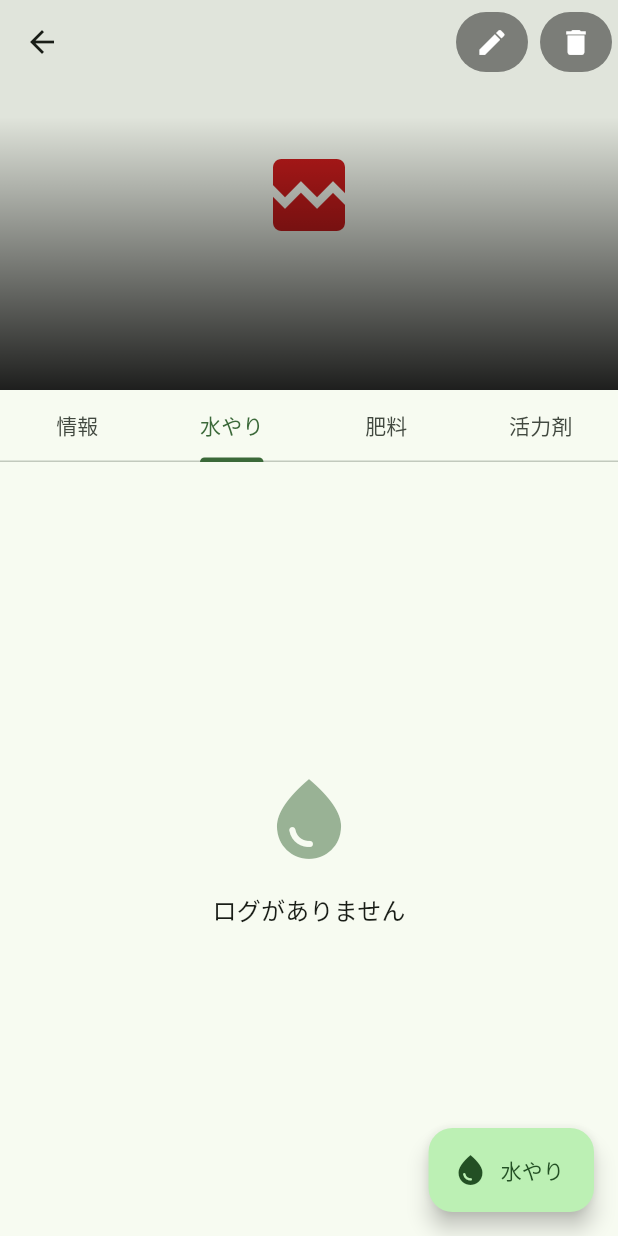
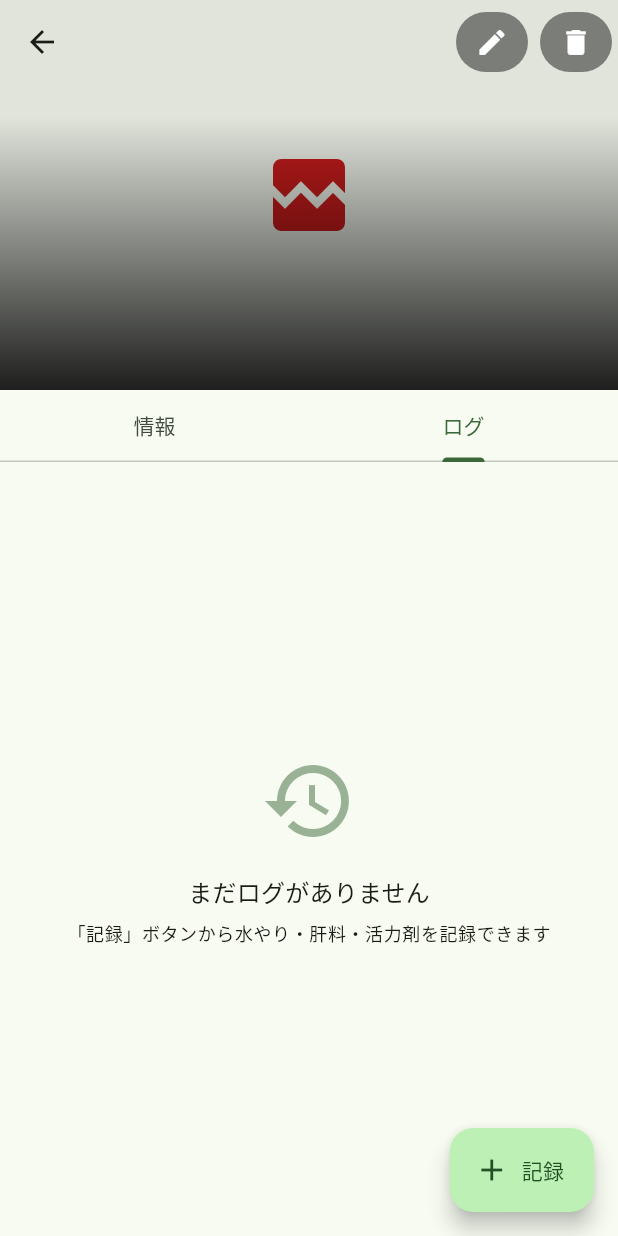
Before and after one commit to nk244/WaterMe, a Flutter app: the PlantDetailScreen screen opened directly with empty values, tab 2 chosen, on a phone screen of 412 x 824 dp. Run offline on Flutter 3.47's test engine with Material 3 defaults, Android fonts, the phone set to English and light mode, and no system bars; our stand-ins replace file_picker, flutter_local_notifications, image_picker, shared_preferences, sqflite, timezone; missing offline and left inert: crop_your_image; accounts and stored records are empty.

Commit message:
feat: unify watering/fertilizer/vitalizer into single log tab (#64) (#78)
- TabController length 4 -> 2 (情報 / ログ)
- Replace 3 separate log tabs with _buildUnifiedLogTab()
  - All log types merged and sorted by date descending
  - Empty state updated with helpful guidance text
- FAB changed from water-only to 記録 button
  - _showLogTypeBottomSheet() presents 3 choices: 水やり/肥料/活力剤
  - Error color retained when watering is overdue
- Remove unused import (note.dart) from plant_provider.dart

```diff
--- a/lib/providers/plant_provider.dart
+++ b/lib/providers/plant_provider.dart
@@ -2,7 +2,6 @@ import 'package:flutter/foundation.dart';
 import 'package:uuid/uuid.dart';
 import '../models/plant.dart';
 import '../models/log_entry.dart';
-import '../models/note.dart';
 import '../models/app_settings.dart';
 import '../services/database_service.dart';
 import '../services/web_storage_service.dart';
--- a/lib/screens/plant_detail_screen.dart
+++ b/lib/screens/plant_detail_screen.dart
@@ -55,7 +55,7 @@ class _PlantDetailScreenState extends State<PlantDetailScreen> with SingleTicker
   @override
   void initState() {
     super.initState();
-    _tabController = TabController(length: 4, vsync: this);
+    _tabController = TabController(length: 2, vsync: this);
     _loadData();
   }
 
@@ -143,7 +143,7 @@ class _PlantDetailScreenState extends State<PlantDetailScreen> with SingleTicker
   void _showSuccessMessage(String logTypeName) {
     if (mounted) {
       ScaffoldMessenger.of(context).showSnackBar(
-        SnackBar(content: Text('${logTypeName}を記録しました')),
+        SnackBar(content: Text('$logTypeNameを記録しました')),
       );
     }
   }
@@ -219,9 +219,7 @@ class _PlantDetailScreenState extends State<PlantDetailScreen> with SingleTicker
       controller: _tabController,
       tabs: const [
         Tab(text: '情報'),
-        Tab(text: '水やり'),
-        Tab(text: '肥料'),
-        Tab(text: '活力剤'),
+        Tab(text: 'ログ'),
       ],
     );
 
@@ -288,9 +286,7 @@ class _PlantDetailScreenState extends State<PlantDetailScreen> with SingleTicker
           controller: _tabController,
           children: [
             _buildInfoTab(),
-            _buildLogTab(_wateringLogs, LogType.watering),
-            _buildLogTab(_fertilizerLogs, LogType.fertilizer),
-            _buildLogTab(_vitalizerLogs, LogType.vitalizer),
+            _buildUnifiedLogTab(),
           ],
         ),
       ),
@@ -378,12 +374,55 @@ class _PlantDetailScreenState extends State<PlantDetailScreen> with SingleTicker
 
   Widget _buildFloatingActionButton(bool needsWatering) {
     return FloatingActionButton.extended(
-      onPressed: () => _recordLog(LogType.watering),
-      icon: const Icon(Icons.water_drop),
-      label: const Text('水やり'),
+      onPressed: _showLogTypeBottomSheet,
+      icon: const Icon(Icons.add),
+      label: const Text('記録'),
       backgroundColor: needsWatering
           ? Theme.of(context).colorScheme.error
           : null,
+    );
+  }
+
+  void _showLogTypeBottomSheet() {
+    showModalBottomSheet(
+      context: context,
+      builder: (ctx) => SafeArea(
+        child: Column(
+          mainAxisSize: MainAxisSize.min,
+          children: [
+            Padding(
+              padding: const EdgeInsets.fromLTRB(16, 16, 16, 8),
+              child: Text('記録の種類を選んでください',
+                  style: Theme.of(context).textTheme.titleMedium),
+            ),
+            ListTile(
+              leading: const Icon(Icons.water_drop),
+              title: const Text('水やり'),
+              onTap: () {
+                Navigator.of(ctx).pop();
+                _recordLog(LogType.watering);
+              },
+            ),
+            ListTile(
+              leading: const Icon(Icons.grass),
+              title: const Text('肝料'),
+              onTap: () {
+                Navigator.of(ctx).pop();
+                _recordLog(LogType.fertilizer);
+              },
+            ),
+            ListTile(
+              leading: const Icon(Icons.favorite),
+              title: const Text('活力剤'),
+              onTap: () {
+                Navigator.of(ctx).pop();
+                _recordLog(LogType.vitalizer);
+              },
+            ),
+            const SizedBox(height: 8),
+          ],
+        ),
+      ),
     );
   }
 
@@ -448,39 +487,46 @@ class _PlantDetailScreenState extends State<PlantDetailScreen> with SingleTicker
     );
   }
 
-  Widget _buildLogTab(List<LogEntry> logs, LogType type) {
-    if (logs.isEmpty) {
-      return _buildEmptyState(type);
-    }
+  Widget _buildUnifiedLogTab() {
+    // 全ログを日付降順でマージ
+    final allLogs = [
+      ..._wateringLogs,
+      ..._fertilizerLogs,
+      ..._vitalizerLogs,
+    ]..sort((a, b) => b.date.compareTo(a.date));
 
-    // Sort logs by date descending (newest first)
-    final sortedLogs = List<LogEntry>.from(logs)
-      ..sort((a, b) => b.date.compareTo(a.date));
-
-    return ListView.builder(
-      padding: const EdgeInsets.all(8),
-      itemCount: sortedLogs.length,
-      itemBuilder: (context, index) => _buildLogCard(sortedLogs[index], type),
-    );
-  }
-
-  Widget _buildEmptyState(LogType type) {
+    if (allLogs.isEmpty) {
       return Center(
         child: Column(
           mainAxisAlignment: MainAxisAlignment.center,
           children: [
             Icon(
-            _getIconForLogType(type),
+              Icons.history,
               size: 64,
               color: Theme.of(context).colorScheme.primary.withOpacity(0.5),
             ),
             const SizedBox(height: 16),
             Text(
-            'ログがありません',
+              'まだログがありません',
               style: Theme.of(context).textTheme.titleMedium,
+            ),
+            const SizedBox(height: 8),
+            Text(
+              '「記録」ボタンから水やり・肝料・活力剤を記録できます',
+              style: Theme.of(context).textTheme.bodySmall,
             ),
           ],
         ),
+      );
+    }
+
+    return ListView.builder(
+      padding: const EdgeInsets.all(8),
+      itemCount: allLogs.length,
+      itemBuilder: (context, index) {
+        final log = allLogs[index];
+        return _buildLogCard(log, log.type);
+      },
     );
   }
 
```
Lines whose indentation alone changed are shown as unchanged.
